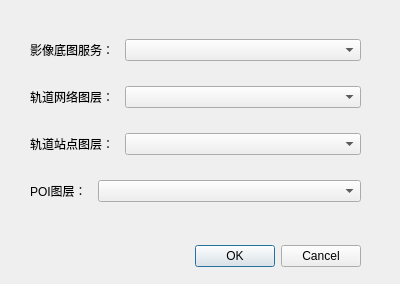
Qt form ui/render_dlg_style.ui (zou-mono/renderUP) before a commit.
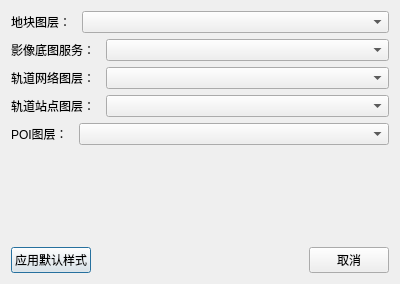
The same form after that commit.

Commit message: 增加矢量默认样式.

What changed in the file:
```diff
--- a/ui/render_dlg_style.ui
+++ b/ui/render_dlg_style.ui
@@ -13,31 +13,46 @@
   <property name="windowTitle">
    <string>编制方案渲染出图工具</string>
   </property>
-  <widget class="QDialogButtonBox" name="button_box">
-   <property name="geometry">
-    <rect>
-     <x>20</x>
-     <y>240</y>
-     <width>341</width>
-     <height>32</height>
-    </rect>
-   </property>
+  <layout class="QHBoxLayout" name="horizontalLayout_7">
+   <item>
+    <layout class="QVBoxLayout" name="verticalLayout_2">
+     <item>
+      <layout class="QHBoxLayout" name="horizontalLayout_5">
+       <item>
+        <widget class="QLabel" name="label_5">
+         <property name="sizePolicy">
+          <sizepolicy hsizetype="Fixed" vsizetype="Fixed">
+           <horstretch>0</horstretch>
+           <verstretch>0</verstretch>
+          </sizepolicy>
+         </property>
+         <property name="text">
+          <string>地块图层：</string>
+         </property>
+        </widget>
+       </item>
+       <item>
+        <spacer name="horizontalSpacer_5">
    <property name="orientation">
     <enum>Qt::Horizontal</enum>
    </property>
-   <property name="standardButtons">
-    <set>QDialogButtonBox::Cancel|QDialogButtonBox::Ok</set>
-   </property>
-  </widget>
-  <widget class="QWidget" name="layoutWidget">
-   <property name="geometry">
-    <rect>
-     <x>30</x>
-     <y>20</y>
-     <width>331</width>
-     <height>201</height>
-    </rect>
-   </property>
+         <property name="sizeType">
+          <enum>QSizePolicy::Fixed</enum>
+         </property>
+         <property name="sizeHint" stdset="0">
+          <size>
+           <width>5</width>
+           <height>20</height>
+          </size>
+         </property>
+        </spacer>
+       </item>
+       <item>
+        <widget class="QComboBox" name="cmb_block_layer"/>
+       </item>
+      </layout>
+     </item>
+     <item>
    <layout class="QVBoxLayout" name="verticalLayout">
     <item>
      <layout class="QHBoxLayout" name="horizontalLayout">
@@ -184,7 +199,60 @@
      </layout>
     </item>
    </layout>
-  </widget>
+     </item>
+     <item>
+      <spacer name="verticalSpacer">
+       <property name="orientation">
+        <enum>Qt::Vertical</enum>
+       </property>
+       <property name="sizeHint" stdset="0">
+        <size>
+         <width>20</width>
+         <height>40</height>
+        </size>
+       </property>
+      </spacer>
+     </item>
+     <item>
+      <layout class="QHBoxLayout" name="horizontalLayout_6">
+       <item>
+        <widget class="QPushButton" name="btn_default">
+         <property name="sizePolicy">
+          <sizepolicy hsizetype="Minimum" vsizetype="Fixed">
+           <horstretch>0</horstretch>
+           <verstretch>0</verstretch>
+          </sizepolicy>
+         </property>
+         <property name="text">
+          <string>应用默认样式</string>
+         </property>
+        </widget>
+       </item>
+       <item>
+        <spacer name="horizontalSpacer_6">
+         <property name="orientation">
+          <enum>Qt::Horizontal</enum>
+         </property>
+         <property name="sizeHint" stdset="0">
+          <size>
+           <width>40</width>
+           <height>20</height>
+          </size>
+         </property>
+        </spacer>
+       </item>
+       <item>
+        <widget class="QPushButton" name="btn_cancel">
+         <property name="text">
+          <string>取消</string>
+         </property>
+        </widget>
+       </item>
+      </layout>
+     </item>
+    </layout>
+   </item>
+  </layout>
  </widget>
  <resources/>
  <connections>
```
Left out of the diff: 35 changed lines with no effect on the pictures. Lines whose indentation alone changed are shown as unchanged. The commit also changes 12 other files.
